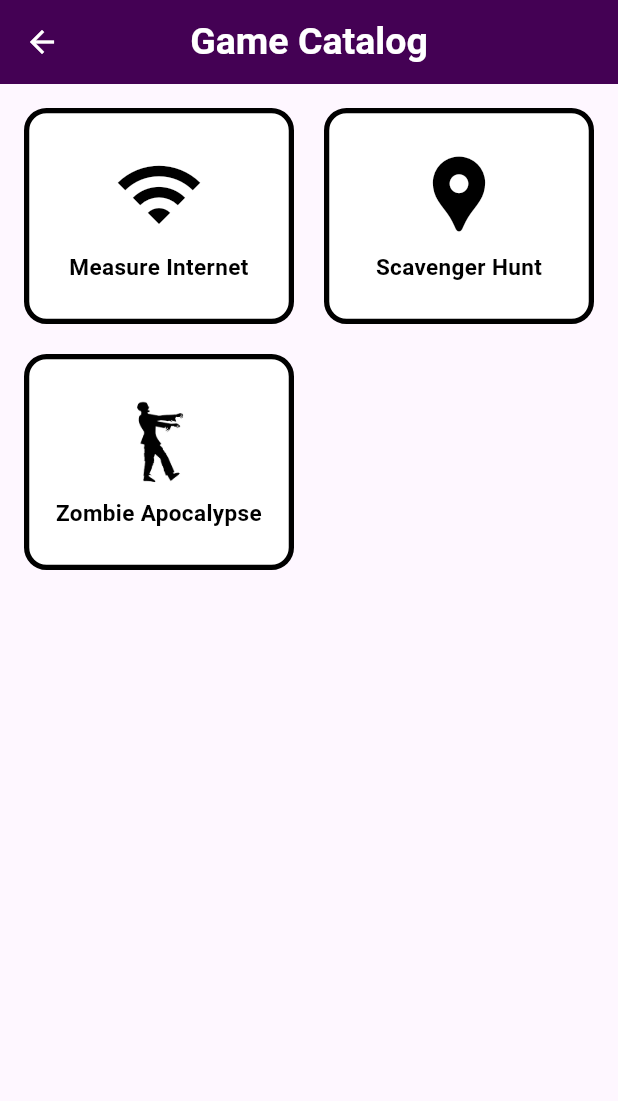
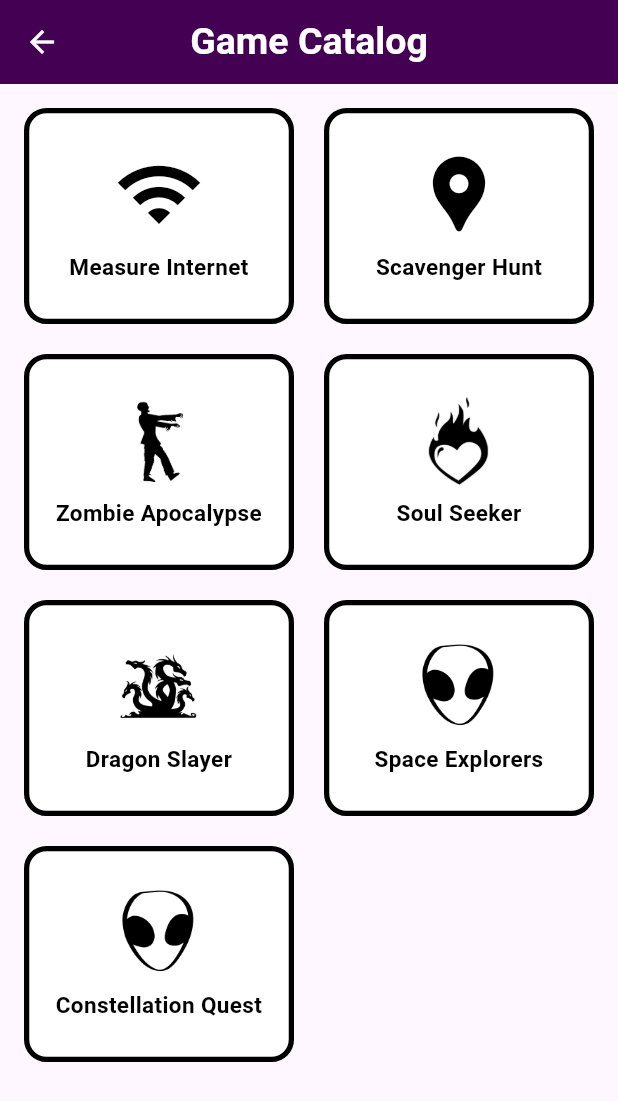
Before and after one commit to CANIS-NAU/NetGauge_Games, a Flutter app: the GameCatalog screen opened directly, on a phone screen of 412 x 824 dp. Shown: the top 1101 px of the screen. Run offline on Flutter 3.47's test engine with Material 3 defaults, Android fonts, the light colour scheme and no system bars; our stand-ins replace cloud_firestore, connectivity_plus, firebase_analytics, firebase_auth, firebase_core, firebase_messaging and 12 more; missing offline and left inert: detect_fake_location, flutter_map_heatmap, flutter_osm_plugin, flutter_survey, geoflutterfire_plus, pointer_interceptor and 1 more; accounts and stored records are empty; network calls fail; statements that could not run were skipped.

Commit message:
Enabling all games to catalog

```diff
--- a/lib/game_catalog.dart
+++ b/lib/game_catalog.dart
@@ -125,7 +125,7 @@ Future<void> showCustomPopup(BuildContext context, GameData game) {
     imagePath = game.imagePath;
   }
 
-  /*if (game.text == "Space Explorers") {
+  if (game.text == "Space Explorers") {
     title = "Space Explorers";
     content = "Testing this plz work!";
     imagePath = game.imagePath;
@@ -137,7 +137,7 @@ Future<void> showCustomPopup(BuildContext context, GameData game) {
     content = "Testing this plz work!";
     imagePath = game.imagePath;
     gameURL = 'constellation_quest.html';
-  }*/
+  }
 
 
   return showDialog(
--- a/lib/user_data_manager.dart
+++ b/lib/user_data_manager.dart
@@ -30,10 +30,10 @@ final List<GameData> games = [
   GameData(text: "Measure Internet", icon: Icons.wifi),
   GameData(text: "Scavenger Hunt", icon: Icons.location_pin),
   GameData(text: "Zombie Apocalypse", imagePath: 'assets/icons/zombie_outline.png'),
-  //GameData(text: "Soul Seeker", imagePath: 'assets/icons/soul_icon.png'),
-  //GameData(text: "Dragon Slayer", imagePath: 'assets/icons/dragon_outline.png'),
-  //GameData(text: "Space Explorers", imagePath: 'assets/icons/alien_icon.png'),
-  //GameData(text: "Constellation Quest", imagePath: 'assets/icons/alien_icon.png'),
+  GameData(text: "Soul Seeker", imagePath: 'assets/icons/soul_icon.png'),
+  GameData(text: "Dragon Slayer", imagePath: 'assets/icons/dragon_outline.png'),
+  GameData(text: "Space Explorers", imagePath: 'assets/icons/alien_icon.png'),
+  GameData(text: "Constellation Quest", imagePath: 'assets/icons/alien_icon.png'),
 ];
 
 class SessionData {
```
